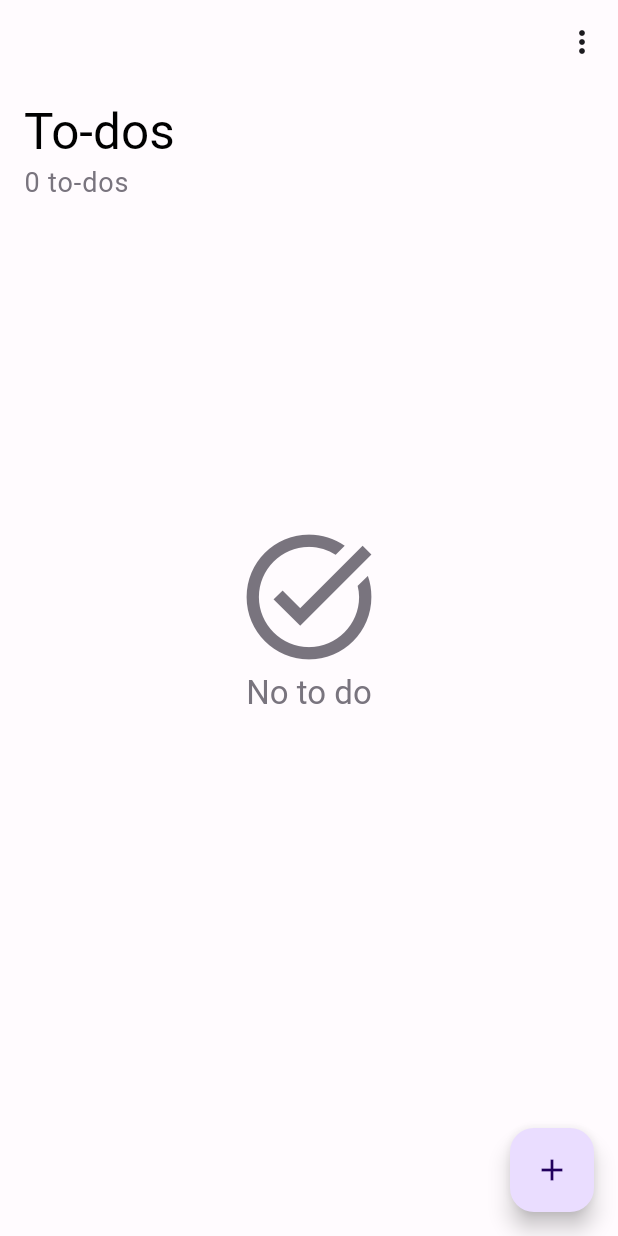
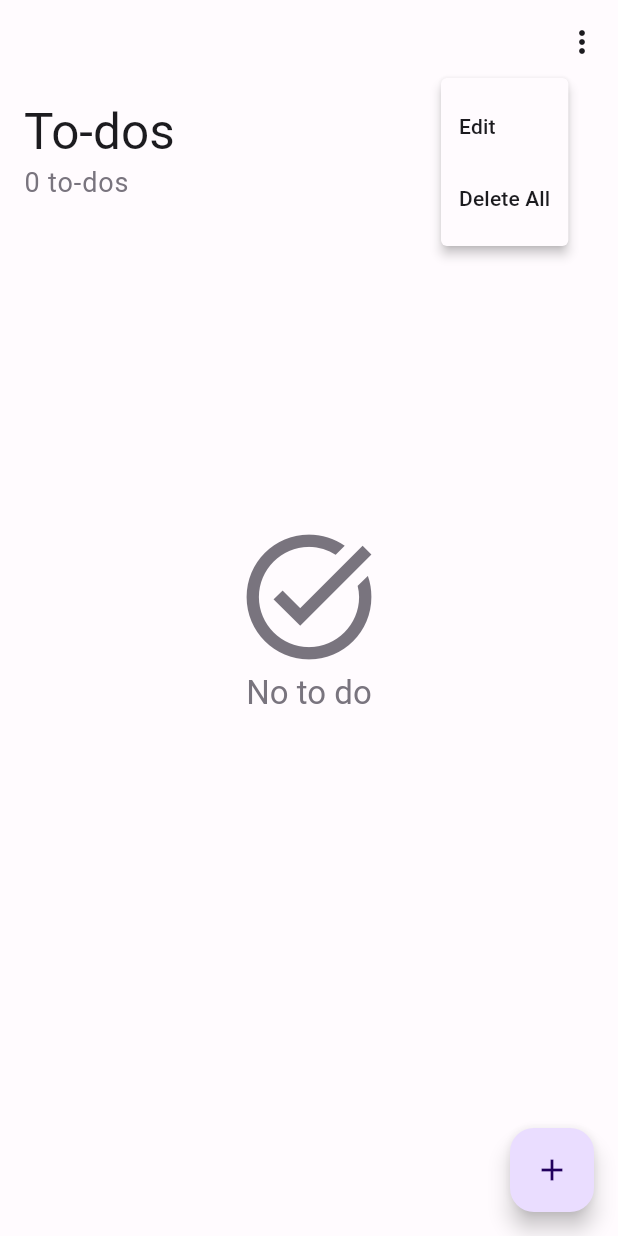
Before and after one commit to darot-chen/todo-app, a Flutter app: the screen it shows after launch, after a tap on the "more vert" icon, on a phone screen of 412 x 824 dp. Run offline on Flutter 3.47's test engine with Material 2 defaults, Android fonts, the phone set to English and light mode, and no system bars; our stand-ins replace shared_preferences.

Commit message:
Multi delete todo

```diff
--- a/lib/model/todo_list_model.dart
+++ b/lib/model/todo_list_model.dart
@@ -8,34 +8,40 @@ String todoListModelToJson(List<TodoListModel> data) => json.encode(List<dynamic
 class TodoListModel {
   int? id;
   String? todo;
-  bool? completed;
+  bool completed;
+  bool isSelected;
 
   TodoListModel({
     this.id,
     this.todo,
-    this.completed,
+    this.completed = false,
+    this.isSelected = false,
   });
 
   TodoListModel copyWith({
     int? id,
     String? todo,
     bool? completed,
+    bool? isSelected,
   }) =>
       TodoListModel(
         id: id ?? this.id,
         todo: todo ?? this.todo,
         completed: completed ?? this.completed,
+        isSelected: isSelected ?? this.isSelected,
       );
 
   factory TodoListModel.fromJson(Map<String, dynamic> json) => TodoListModel(
         id: json["id"],
         todo: json["todo"],
         completed: json["completed"],
+        isSelected: json["isSelected"],
       );
 
   Map<String, dynamic> toJson() => {
         "id": id,
         "todo": todo,
         "completed": completed,
+        "isSelected": isSelected,
       };
 }
--- a/lib/view/home_screen.dart
+++ b/lib/view/home_screen.dart
@@ -3,6 +3,7 @@ import 'package:provider/provider.dart';
 import 'package:todo_app_challenge/model/todo_list_model.dart';
 import 'package:todo_app_challenge/provider/todo_list_provider.dart';
 import 'package:todo_app_challenge/view/new_to_do_bottom_sheet.dart';
+import 'package:todo_app_challenge/view/widgets/todo_app_bar.dart';
 import 'package:todo_app_challenge/view/widgets/todo_item.dart';
 
 class HomeScreen extends StatefulWidget {
@@ -21,7 +22,7 @@ class _HomeScreenState extends State<HomeScreen> {
       backgroundColor: Theme.of(context).colorScheme.background,
       body: CustomScrollView(
         slivers: [
-          buildAppBar(context),
+          const TodoAppBar(),
           if (provider.todoList.isEmpty && provider.completedTodoList.isEmpty)
             SliverToBoxAdapter(
               child: SizedBox(
@@ -63,7 +64,31 @@ class _HomeScreenState extends State<HomeScreen> {
           ),
         ],
       ),
-      floatingActionButton: FloatingActionButton(
+      bottomNavigationBar: provider.isEdit
+          ? InkWell(
+              onTap: () => provider.deleteTodo(),
+              child: Container(
+                decoration: const BoxDecoration(
+                  border: Border(top: BorderSide()),
+                ),
+                padding: EdgeInsets.only(
+                  left: 16,
+                  right: 16,
+                  top: 8,
+                  bottom: MediaQuery.of(context).padding.bottom + 16,
+                ),
+                child: Column(
+                  mainAxisSize: MainAxisSize.min,
+                  children: const [
+                    Icon(Icons.delete),
+                    Text('Delete'),
+                  ],
+                ),
+              ),
+            )
+          : null,
+      floatingActionButton: !provider.isEdit
+          ? FloatingActionButton(
               child: const Icon(Icons.add),
               onPressed: () {
                 showModalBottomSheet(
@@ -75,50 +100,8 @@ class _HomeScreenState extends State<HomeScreen> {
                   },
                 );
               },
-      ),
-    );
-  }
-
-  SliverAppBar buildAppBar(BuildContext context) {
-    final provider = Provider.of<TodoListProvider>(context);
-    return SliverAppBar(
-      centerTitle: false,
-      pinned: true,
-      snap: false,
-      floating: false,
-      collapsedHeight: 80,
-      expandedHeight: 150.0,
-      elevation: 1,
-      flexibleSpace: FlexibleSpaceBar(
-        titlePadding: const EdgeInsets.all(16),
-        title: Column(
-          crossAxisAlignment: CrossAxisAlignment.start,
-          mainAxisAlignment: MainAxisAlignment.end,
-          children: [
-            const Text(
-              "To-dos",
-              style: TextStyle(color: Colors.black),
-            ),
-            Text(
-              '${provider.totalTodo} to-dos',
-              style: Theme.of(context).textTheme.bodySmall?.copyWith(
-                    color: Theme.of(context).colorScheme.outline,
-                  ),
-            ),
-          ],
-        ),
-      ),
-      actions: [
-        IconButton(
-          onPressed: () async {
-            provider.clear();
-          },
-          icon: Icon(
-            Icons.more_vert,
-            color: Theme.of(context).colorScheme.onSurface,
-          ),
-        ),
-      ],
+            )
+          : null,
     );
   }
 
@@ -153,7 +136,11 @@ class _HomeScreenState extends State<HomeScreen> {
               color: color,
               borderRadius: BorderRadius.circular(16),
               clipBehavior: Clip.hardEdge,
-              child: TodoItem(todo: items[index]),
+              child: TodoItem(
+                completed: completed,
+                index: index,
+                todo: items[index],
+              ),
             );
           },
           separatorBuilder: (context, index) => const SizedBox(height: 8),
--- a/lib/view/new_to_do_bottom_sheet.dart
+++ b/lib/view/new_to_do_bottom_sheet.dart
@@ -79,7 +79,7 @@ class _NewToDoBottomSheetState extends State<NewToDoBottomSheet> {
                     provider.addTodo(todo);
                   } else {
                     TodoListModel newTodo = widget.todo!.copyWith(todo: todoTitle);
-                    provider.updateTodo(newTodo, widget.todo!);
+                    provider.updateTodo(newTodo);
                   }
 
                   textController.clear();
--- /dev/null
+++ b/lib/view/widgets/todo_app_bar.dart
@@ -0,0 +1,87 @@
+import 'package:flutter/material.dart';
+import 'package:provider/provider.dart';
+import 'package:todo_app_challenge/provider/todo_list_provider.dart';
+
+class TodoAppBar extends StatelessWidget {
+  const TodoAppBar({super.key});
+
+  @override
+  Widget build(BuildContext context) {
+    final provider = Provider.of<TodoListProvider>(context);
+    List<String> menuButtons = ['Edit', "Delete All"];
+    return SliverAppBar(
+      centerTitle: false,
+      pinned: true,
+      snap: false,
+      floating: false,
+      collapsedHeight: 80,
+      expandedHeight: 150.0,
+      elevation: 1,
+      flexibleSpace: FlexibleSpaceBar(
+        titlePadding: const EdgeInsets.all(16),
+        title: Column(
+          crossAxisAlignment: CrossAxisAlignment.start,
+          mainAxisAlignment: MainAxisAlignment.end,
+          children: [
+            Text(
+              provider.isEdit ? "Select Items" : "To-dos",
+              style: TextStyle(color: Theme.of(context).colorScheme.onSurface),
+            ),
+            Text(
+              provider.isEdit ? '' : '${provider.totalTodo} to-dos',
+              style: Theme.of(context).textTheme.bodySmall?.copyWith(
+                    color: Theme.of(context).colorScheme.outline,
+                  ),
+            ),
+          ],
+        ),
+      ),
+      leading: provider.isEdit
+          ? IconButton(
+              onPressed: () {
+                provider.isEdit = false;
+                provider.selectAll(cancel: true);
+              },
+              icon: const Icon(Icons.clear),
+            )
+          : null,
+      actions: [
+        provider.isEdit
+            ? IconButton(
+                onPressed: () => provider.selectAll(),
+                icon: const Icon(Icons.circle_outlined),
+              )
+            : MenuAnchor(
+                alignmentOffset: const Offset(-70, 0),
+                menuChildren: List.generate(menuButtons.length, (index) {
+                  return MenuItemButton(
+                    onPressed: () {
+                      if (index == 1) {
+                        provider.clear();
+                      } else {
+                        provider.isEdit = true;
+                      }
+                    },
+                    child: Text(menuButtons[index]),
+                  );
+                }),
+                builder: (BuildContext context, MenuController controller, Widget? child) {
+                  return IconButton(
+                    onPressed: () async {
+                      if (controller.isOpen) {
+                        controller.close();
+                      } else {
+                        controller.open();
+                      }
+                    },
+                    icon: Icon(
+                      Icons.more_vert,
+                      color: Theme.of(context).colorScheme.onSurface,
+                    ),
+                  );
+                },
+              ),
+      ],
+    );
+  }
+}
```
Also changed, not shown: lib/provider/todo_list_provider.dart (+21 -7 lines), lib/view/widgets/todo_item.dart (+32 -1 lines). Lines whose indentation alone changed are shown as unchanged.
